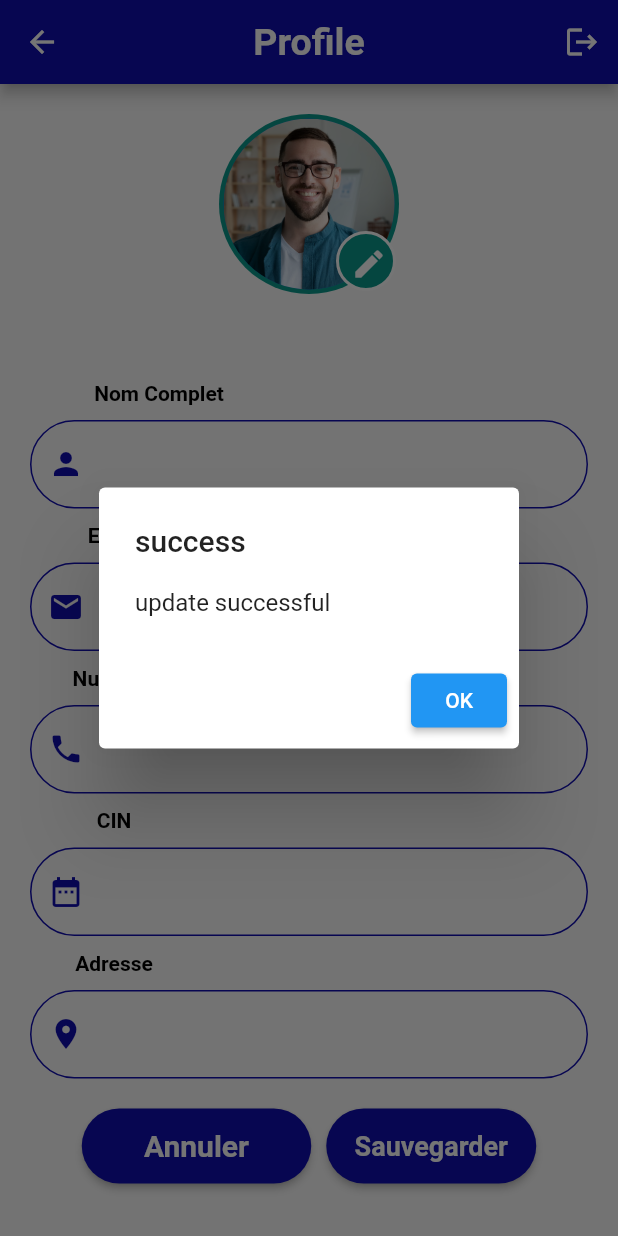
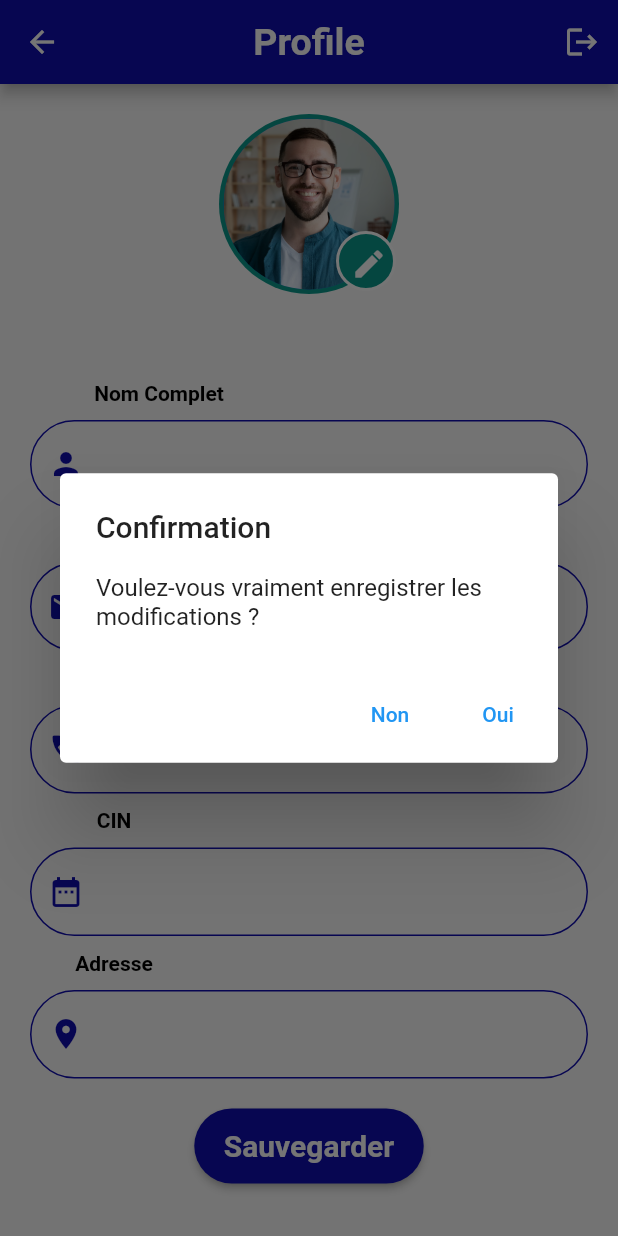
Before and after one commit to Rachidagzl20/projet_mmobilier_appmobile, a Flutter app: the Profil screen opened directly, after a tap on "Sauvegarder", on a phone screen of 412 x 824 dp. Run offline on Flutter 3.47's test engine with Material 2 defaults, Android fonts, the light colour scheme and no system bars; our stand-ins replace image_picker, jwt_decoder, shared_preferences; accounts and stored records are empty; network calls fail.

Commit message:
update data of client

```diff
--- a/lib/appBarpage.dart
+++ b/lib/appBarpage.dart
@@ -1,6 +1,5 @@
 import 'package:flutter/material.dart';
 import 'package:projet_mmobilier_appmobile/pages/login.dart';
-import 'package:shared_preferences/shared_preferences.dart';
 
 import 'pages/profil.dart';
 import 'package:projet_mmobilier_appmobile/utils/app_color.dart';
--- a/lib/pages/acceuil.dart
+++ b/lib/pages/acceuil.dart
@@ -65,7 +65,7 @@ class _myacceuilState extends State<myacceuil> {
               boxShadow: [
                 BoxShadow(
                   color: Colors.black.withOpacity(0.1),
-                  offset: Offset(0, 0.5), // changes position of shadow
+                  offset: const Offset(0, 0.5), // changes position of shadow
                 ),
               ],
             ),
@@ -79,7 +79,7 @@ class _myacceuilState extends State<myacceuil> {
                 child: Column(
                   children: [
                     Padding(
-                      padding: EdgeInsets.all(8.0),
+                      padding: const EdgeInsets.all(8.0),
                       child: Row(
                         children: [
                           CircleAvatar(
@@ -106,7 +106,7 @@ class _myacceuilState extends State<myacceuil> {
                     Directionality(
                       textDirection: TextDirection.rtl,
                       child: Padding(
-                        padding: EdgeInsets.symmetric(horizontal: 16.0),
+                        padding: const EdgeInsets.symmetric(horizontal: 16.0),
                         child: Row(
                           children:  [
 
--- a/lib/pages/profil.dart
+++ b/lib/pages/profil.dart
@@ -8,6 +8,8 @@ import 'package:http/http.dart' as http;
 import 'acceuil.dart';
 
 class Profil extends StatefulWidget {
+  const Profil({super.key});
+
 
 
   @override
@@ -24,60 +26,85 @@ class _ProfilState extends State<Profil> {
   final TextEditingController _phoneController = TextEditingController();
   final TextEditingController _CINcontroller = TextEditingController();
 
-  late String? clientName;
+  late String? clientName ="";
+  late String? userId ="" ;
 
   @override
   void initState() {
     super.initState();
     // Fetch user data on screen initialization
-    _getEmailFromSharedPreferences();
+    _getClientDataFromSharedPreferences();
 
 
   }
-  // Retrieve email from SharedPreferences
-  Future<void> _getEmailFromSharedPreferences() async {
-    SharedPreferences prefs = await SharedPreferences.getInstance();
-    String storedEmail = prefs.getString('email') ?? '';
-    clientName = prefs.getString('nomComplet') ?? '';
-    String storedadress = prefs.getString('adresse') ?? '';
-    String storedCIN= prefs.getString('CIN') ?? '';
-    String storedphone = prefs.getString('telephone') ?? '';
+
+  Future<void> _fetchClientData() async {
+    try {
+      // Make the HTTP GET request to fetch the user data
+      var response = await http.get(
+        Uri.parse('http://localhost:3000/client/$userId'),
+        headers: {
+          'Content-Type': 'application/json',
+        },
+      );
+
+      if (response.statusCode == 200) {
+        var responseData = jsonDecode(response.body);
+        var updatedEmail = responseData['email'];
+        clientName= responseData['nomComplet'];
+        var updatedAdresse = responseData['adresse'];
+        var updatedPhone = responseData['telephone'];
+        var updateCIN = responseData['CIN'];
+
+        setState(() {
+          _emailController.text = updatedEmail;
+          _nomCompletController.text = clientName.toString();
+          _adressController.text = updatedAdresse;
+          _phoneController.text = updatedPhone;
+          _CINcontroller.text = updateCIN;
+        });
+      } else {
+        print("Error fetching user data");
+      }
+    } catch (e) {
+      print(e);
+    }
+  }
 
 
-    setState(() {
-      _emailController.text = storedEmail;
-      _nomCompletController.text=clientName.toString();
-      _adressController.text=storedadress;
-      _phoneController.text=storedphone;
-      _CINcontroller.text=storedCIN;
+  // Retrieve email from SharedPreferences
+  Future<void> _getClientDataFromSharedPreferences()  async {
+    SharedPreferences prefs =  await SharedPreferences.getInstance();
+    clientName = prefs.getString('nomComplet') ?? '';
+    userId = prefs.getString('userID')?? '';
+    _fetchClientData();
 
-    });
   }
   // update  Data client
-  Future<void> _updateUserData() async {
+
+
+  Future<void> _updateUserData(String updatedNomComplet,String updatedAdresse,String updatedEmail,String updateCIN,String updatedPhone ) async {
     // Get the updated values from the form fields
-    String updatedNomComplet = _nomCompletController.text;
-    String updatedAdresse = _adressController.text;
-    String updatedEmail = _emailController.text;
-    String updateCIN=_CINcontroller.text;
-    String updatedphone=_phoneController.text;
-    // ... Get other updated values
+    updatedNomComplet = _nomCompletController.text;
+    updatedAdresse = _adressController.text;
+    updatedEmail = _emailController.text;
+    updateCIN = _CINcontroller.text;
+    updatedPhone = _phoneController.text;
 
-    // Update the user data in the database
     try {
       // Prepare the request body as per your API requirements
       var requestBody = {
         'nomComplet': updatedNomComplet,
         'adresse': updatedAdresse,
         'email': updatedEmail,
-        'telephone': updatedphone,
+        'telephone': updatedPhone,
         'CIN': updateCIN,
-        // ... Add other fields telephone ,password
+        // ... Add other fields telephone, password
       };
 
       // Make the HTTP PUT request to update the user data
       var response = await http.put(
-        Uri.parse('http://localhost:3000/client/api/updClient'),
+        Uri.parse('http://localhost:3000/client/updClient/$userId'),
         headers: {
           'Content-Type': 'application/json',
           // Add any other required headers
@@ -86,15 +113,18 @@ class _ProfilState extends State<Profil> {
       );
 
       if (response.statusCode == 200) {
-        print("update Data");
+        print("update successful ");
+
+        // Fetch the updated user data after a successful update
+        await _fetchClientData();
       } else {
         print("Error updating user data");
       }
     } catch (e) {
-      // Exception occurred during the request
-      // Handle the exception and display an error message or perform any other error handling
+     print(e);
     }
   }
+
   @override
   Widget build(BuildContext context) {
     return Scaffold(
@@ -349,68 +379,61 @@ class _ProfilState extends State<Profil> {
                       child: Row(
                         mainAxisAlignment: MainAxisAlignment.center,
                         children: [
+
                         SizedBox(
                         height: 50,
                         width: 153,
                         child: ElevatedButton(
                           onPressed: () {
-                                //TODO: Implement cancel functionality
-                              },
-                              style: ElevatedButton.styleFrom(
-                                backgroundColor: AppColors.primary,
-
-                                shape: RoundedRectangleBorder(
-
-                                  borderRadius: BorderRadius.circular(50),
-                                ),
-                              ),
-                              child: const Text('Annuler',
-                              style: TextStyle(
-                                fontWeight: FontWeight.bold,
-                                fontSize: 20,
-                              ),),
-                            ),
-                          ),
-                          const SizedBox(width: 10),
-                          SizedBox(
-                            height: 50,
-                            width: 140,
-                            child: ElevatedButton(
-                              onPressed: () {
-                                _updateUserData;
-
                             showDialog(
                               context: context,
                               builder: (BuildContext context) {
                                 return AlertDialog(
-                                      title: Text('success'),
-                                      content: Text('update successful'),
-                                      actions: <Widget>[
-                                        ElevatedButton(
+                                  title: const Text("Confirmation"),
+                                  content: const Text(
+                                    "Voulez-vous vraiment enregistrer les modifications ?",
+                                  ),
+                                  actions: [
+                                    TextButton(
                                       onPressed: () {
                                         Navigator.of(context).pop();
                                       },
-                                          child: Text('OK'),
+                                      child: const Text("Non"),
+                                    ),
+                                    TextButton(
+                                      onPressed: () {
+                                        _updateUserData(
+                                          _nomCompletController.text,
+                                          _adressController.text,
+                                          _emailController.text,
+                                          _CINcontroller.text,
+                                          _phoneController.text,
+                                        );
+                                        Navigator.of(context).pop();
+                                      },
+                                      child: const Text("Oui"),
                                     ),
                                   ],
                                 );
                               },
                             );
-                                //TODO: Implement save functionality
                           },
                           style: ElevatedButton.styleFrom(
-                                primary: AppColors.primary,
+                            backgroundColor: AppColors.primary,
                             shape: RoundedRectangleBorder(
                               borderRadius: BorderRadius.circular(50),
                             ),
                           ),
-                              child: const Text('Sauvegarder',
+                          child: const Text(
+                            'Sauvegarder',
                             style: TextStyle(
                               fontWeight: FontWeight.bold,
-                                fontSize: 18,
-                              )),
+                              fontSize: 20,
                             ),
                           ),
+                        ),
+                      ),
+
                         ],
                       ),
                     ),
```
Also changed, not shown: lib/pages/login.dart (+28 -26 lines), lib/pages/project.dart (+18 -18 lines). Lines whose indentation alone changed are shown as unchanged.
